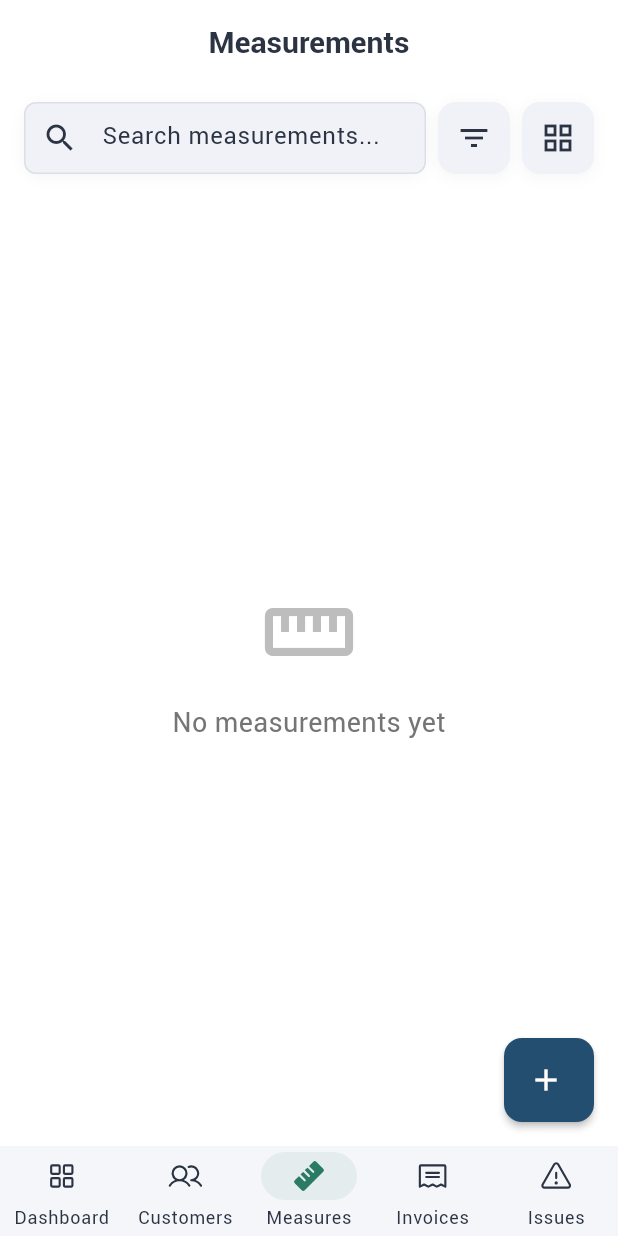
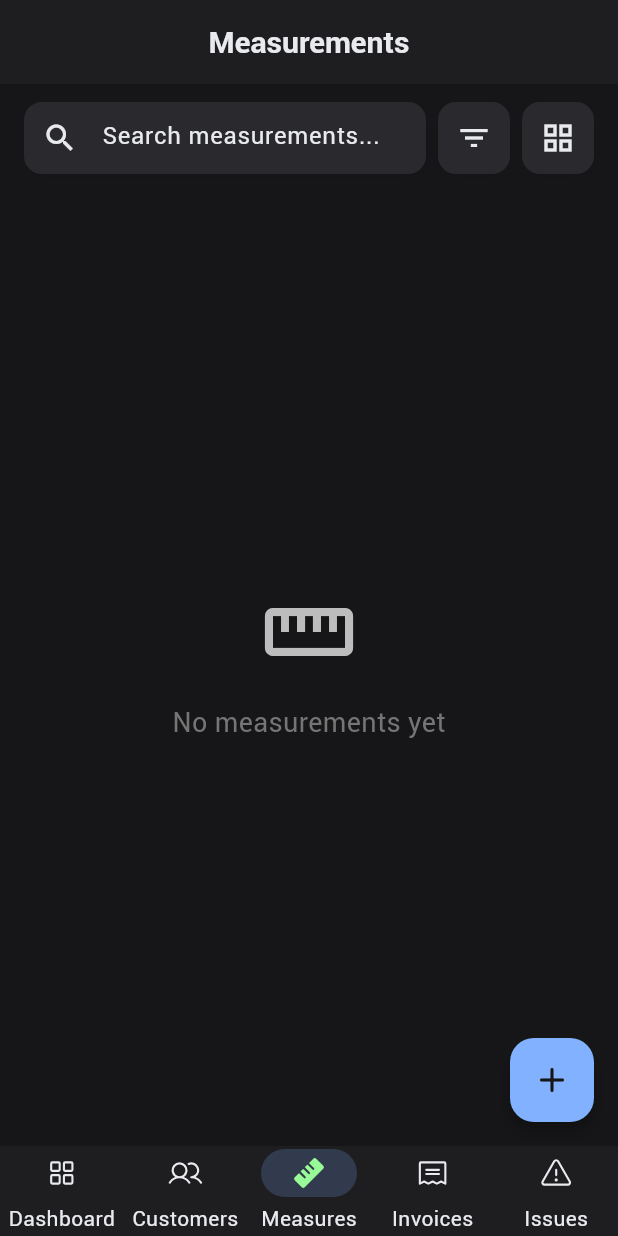
Before and after one commit to tn5052/tailor-managment-supabase, a Flutter app: the screen it shows after launch, item 3 of the bottom bar chosen, on a phone screen of 412 x 824 dp. Run offline on Flutter 3.47's test engine with Material 3 defaults, Android fonts, the phone set to English and light mode, and no system bars; our stand-ins replace flutter_animate, pdf, phosphor_flutter, share_plus, shared_preferences, supabase_flutter and 1 more; missing offline and left inert: pdfx; accounts and stored records are empty.

Commit message:
done Allhamdullilah

```diff
--- a/lib/providers/theme_provider.dart
+++ b/lib/providers/theme_provider.dart
@@ -4,7 +4,7 @@ import 'package:shared_preferences/shared_preferences.dart';
 class ThemeProvider extends ChangeNotifier {
   static const String _themeKey = 'theme_mode';
   late SharedPreferences _prefs;
-  bool _isDarkMode = false;
+  bool _isDarkMode = true;  // Changed default to true
 
   bool get isDarkMode => _isDarkMode;
 
@@ -14,7 +14,7 @@ class ThemeProvider extends ChangeNotifier {
 
   Future<void> _loadThemeMode() async {
     _prefs = await SharedPreferences.getInstance();
-    _isDarkMode = _prefs.getBool(_themeKey) ?? false;
+    _isDarkMode = _prefs.getBool(_themeKey) ?? true;  // Changed default to true
     notifyListeners();
   }
 
--- a/lib/screens/measurement_list_screen.dart
+++ b/lib/screens/measurement_list_screen.dart
@@ -157,19 +157,37 @@ class _MeasurementListScreenState extends State<MeasurementListScreen> {
           ],
         ),
       ),
-      floatingActionButton: FloatingActionButton.extended(
+      floatingActionButton: !isDesktop ? FloatingActionButton(
         onPressed: _showAddMeasurementDialog,
+        elevation: 4,
+        backgroundColor: theme.colorScheme.primary,
+        shape: RoundedRectangleBorder(
+          borderRadius: BorderRadius.circular(16),
+        ),
+        child: Icon(
+          Icons.add_rounded,
+          color: theme.colorScheme.onPrimary,
+          size: 28,
+        ),
+      ) : FloatingActionButton.extended(
+        onPressed: _showAddMeasurementDialog,
+        elevation: 4,
+        backgroundColor: theme.colorScheme.primary,
+        shape: RoundedRectangleBorder(
+          borderRadius: BorderRadius.circular(16),
+        ),
         label: Text(
-          isDesktop ? 'Add Measurement' : '',
+          'Add Measurement',
           style: TextStyle(
             color: theme.colorScheme.onPrimary,
+            fontWeight: FontWeight.w600,
           ),
         ),
         icon: Icon(
-          Icons.add,
+          Icons.add_rounded,
           color: theme.colorScheme.onPrimary,
+          size: 24,
         ),
-        isExtended: isDesktop,
       ),
     );
   }
```
